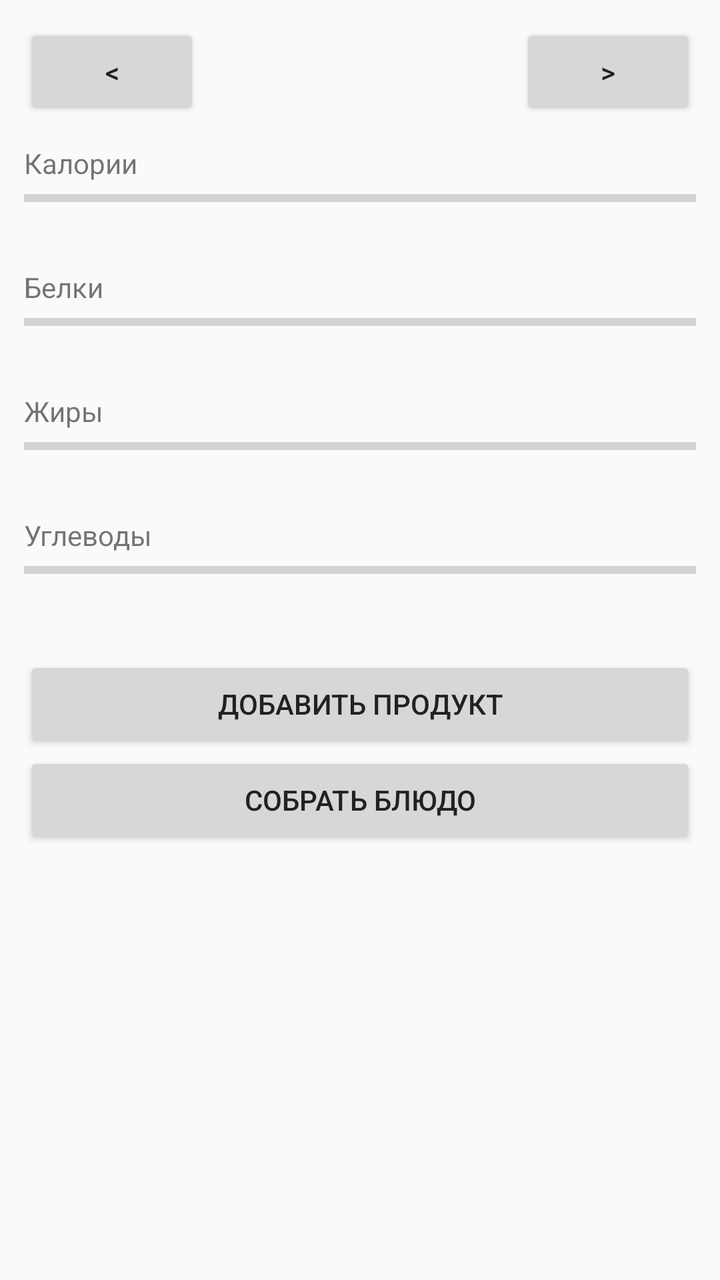
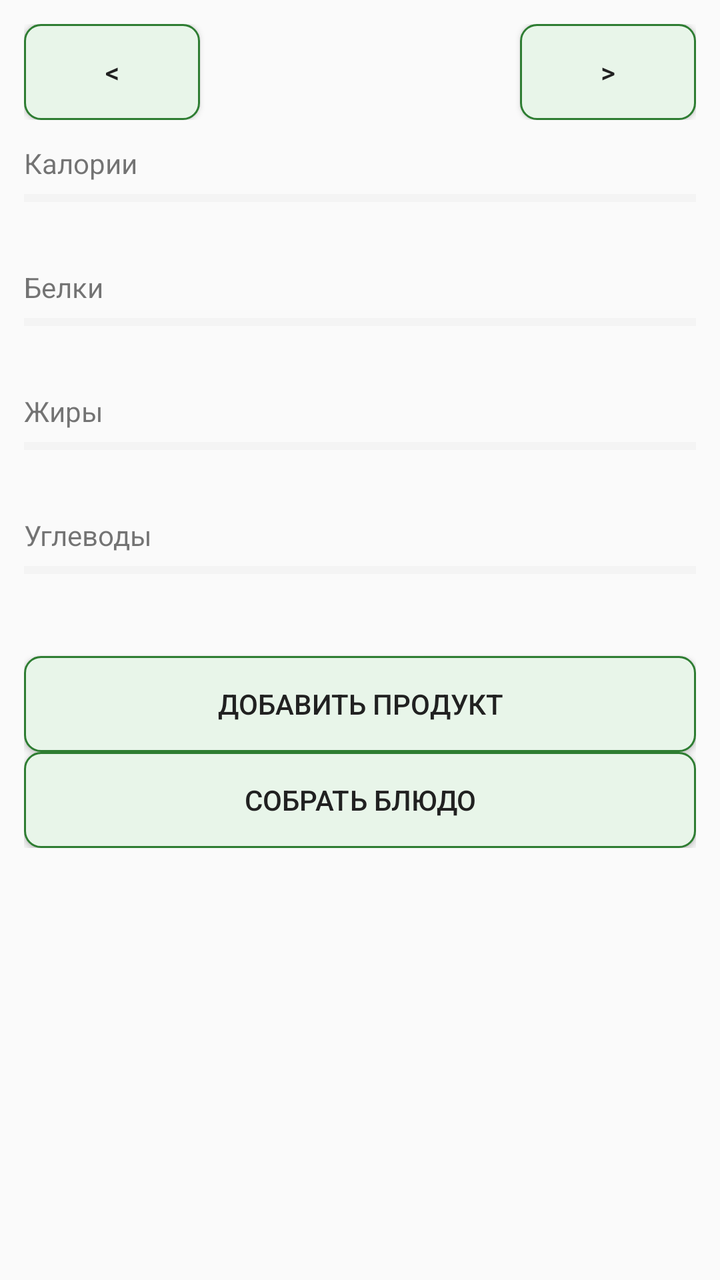

Two renders of the same Android screen: before a commit and after it. Below are the layout's source before the change and the commit's diff.
<!-- AndroidManifest.xml: application theme AppTheme.Light -->
<!-- res/layout/fragment_day.xml -->
<?xml version="1.0" encoding="utf-8"?>
<ScrollView xmlns:android="http://schemas.android.com/apk/res/android"
    android:layout_width="match_parent"
    android:layout_height="match_parent">

    <LinearLayout
        android:layout_width="match_parent"
        android:layout_height="wrap_content"
        android:orientation="vertical"
        android:padding="12dp">

        <LinearLayout
            android:layout_width="match_parent"
            android:layout_height="wrap_content"
            android:orientation="horizontal"
            android:gravity="center_vertical">

            <Button
                android:id="@+id/prevWeek"
                android:layout_width="wrap_content"
                android:layout_height="wrap_content"
                android:text="@string/prev_week" />

            <TextView
                android:id="@+id/monthLabel"
                android:layout_width="0dp"
                android:layout_weight="1"
                android:layout_height="wrap_content"
                android:gravity="center"
                android:textSize="18sp"
                android:textStyle="bold" />

            <Button
                android:id="@+id/nextWeek"
                android:layout_width="wrap_content"
                android:layout_height="wrap_content"
                android:text="@string/next_week" />
        </LinearLayout>

        <LinearLayout
            android:id="@+id/dayStrip"
            android:layout_width="match_parent"
            android:layout_height="wrap_content"
            android:orientation="horizontal" />

        <TextView
            android:id="@+id/kcalLabel"
            android:layout_width="match_parent"
            android:layout_height="wrap_content"
            android:layout_marginTop="12dp"
            android:text="@string/kcal" />

        <ProgressBar
            android:id="@+id/kcalBar"
            style="?android:attr/progressBarStyleHorizontal"
            android:layout_width="match_parent"
            android:layout_height="wrap_content"
            android:max="100" />

        <TextView
            android:id="@+id/kcalValue"
            android:layout_width="match_parent"
            android:layout_height="wrap_content"
            android:gravity="end" />

        <TextView
            android:id="@+id/proteinLabel"
            android:layout_width="match_parent"
            android:layout_height="wrap_content"
            android:layout_marginTop="8dp"
            android:text="@string/protein" />

        <ProgressBar
            android:id="@+id/proteinBar"
            style="?android:attr/progressBarStyleHorizontal"
            android:layout_width="match_parent"
            android:layout_height="wrap_content"
            android:max="100" />

        <TextView
            android:id="@+id/proteinValue"
            android:layout_width="match_parent"
            android:layout_height="wrap_content"
            android:gravity="end" />

        <TextView
            android:id="@+id/fatLabel"
            android:layout_width="match_parent"
            android:layout_height="wrap_content"
            android:layout_marginTop="8dp"
            android:text="@string/fat" />

        <ProgressBar
            android:id="@+id/fatBar"
            style="?android:attr/progressBarStyleHorizontal"
            android:layout_width="match_parent"
            android:layout_height="wrap_content"
            android:max="100" />

        <TextView
            android:id="@+id/fatValue"
            android:layout_width="match_parent"
            android:layout_height="wrap_content"
            android:gravity="end" />

        <TextView
            android:id="@+id/carbsLabel"
            android:layout_width="match_parent"
            android:layout_height="wrap_content"
            android:layout_marginTop="8dp"
            android:text="@string/carbs" />

        <ProgressBar
            android:id="@+id/carbsBar"
            style="?android:attr/progressBarStyleHorizontal"
            android:layout_width="match_parent"
            android:layout_height="wrap_content"
            android:max="100" />

        <TextView
            android:id="@+id/carbsValue"
            android:layout_width="match_parent"
            android:layout_height="wrap_content"
            android:gravity="end" />

        <Button
            android:id="@+id/addEntryButton"
            android:layout_width="match_parent"
            android:layout_height="wrap_content"
            android:layout_marginTop="16dp"
            android:text="@string/add_product" />

        <Button
            android:id="@+id/addDishButton"
            android:layout_width="match_parent"
            android:layout_height="wrap_content"
            android:text="@string/build_dish" />

        <LinearLayout
            android:id="@+id/entryList"
            android:layout_width="match_parent"
            android:layout_height="wrap_content"
            android:orientation="vertical" />

    </LinearLayout>

</ScrollView>
<!-- resources referenced by this layout -->
<resources>
  <string name="add_product">Добавить продукт</string>
  <string name="build_dish">Собрать блюдо</string>
  <string name="carbs">Углеводы</string>
  <string name="fat">Жиры</string>
  <string name="kcal">Калории</string>
  <string name="next_week">&gt;</string>
  <string name="prev_week">&lt;</string>
  <string name="protein">Белки</string>
  <style name="AppTheme.Light" parent="@android:style/Theme.Material.Light">
          <item name="android:windowBackground">@color/light_bg</item>
          <item name="android:textColorPrimary">@color/light_text</item>
          <item name="android:textColorSecondary">@color/light_secondary</item>
          <item name="android:colorAccent">@color/accent_light</item>
      </style>
  <color name="light_bg">#FAFAFA</color>
  <color name="light_text">#212121</color>
  <color name="light_secondary">#616161</color>
  <color name="accent_light">#2E7D32</color>
</resources>

<!-- the commit's change to res/layout/fragment_day.xml (unified diff, before → after) -->
@@ -1,4 +1,4 @@
-<?xml version="1.0" encoding="utf-8"?>
+﻿<?xml version="1.0" encoding="utf-8"?>
 <ScrollView xmlns:android="http://schemas.android.com/apk/res/android"
     android:layout_width="match_parent"
     android:layout_height="match_parent">
@@ -15,7 +15,7 @@
             android:orientation="horizontal"
             android:gravity="center_vertical">
 
-            <Button
+            <Button style="@style/AppButton"
                 android:id="@+id/prevWeek"
                 android:layout_width="wrap_content"
                 android:layout_height="wrap_content"
@@ -30,7 +30,7 @@
                 android:textSize="18sp"
                 android:textStyle="bold" />
 
-            <Button
+            <Button style="@style/AppButton"
                 android:id="@+id/nextWeek"
                 android:layout_width="wrap_content"
                 android:layout_height="wrap_content"
@@ -51,7 +51,7 @@
             android:text="@string/kcal" />
 
         <ProgressBar
-            android:id="@+id/kcalBar"
+            android:id="@+id/kcalBar" android:progressTint="?attr/progressKcal" android:progressBackgroundTint="?attr/progressTrack"
             style="?android:attr/progressBarStyleHorizontal"
             android:layout_width="match_parent"
             android:layout_height="wrap_content"
@@ -71,7 +71,7 @@
             android:text="@string/protein" />
 
         <ProgressBar
-            android:id="@+id/proteinBar"
+            android:id="@+id/proteinBar" android:progressTint="?attr/progressProtein" android:progressBackgroundTint="?attr/progressTrack"
             style="?android:attr/progressBarStyleHorizontal"
             android:layout_width="match_parent"
             android:layout_height="wrap_content"
@@ -91,7 +91,7 @@
             android:text="@string/fat" />
 
         <ProgressBar
-            android:id="@+id/fatBar"
+            android:id="@+id/fatBar" android:progressTint="?attr/progressFat" android:progressBackgroundTint="?attr/progressTrack"
             style="?android:attr/progressBarStyleHorizontal"
             android:layout_width="match_parent"
             android:layout_height="wrap_content"
@@ -111,7 +111,7 @@
             android:text="@string/carbs" />
 
         <ProgressBar
-            android:id="@+id/carbsBar"
+            android:id="@+id/carbsBar" android:progressTint="?attr/progressCarbs" android:progressBackgroundTint="?attr/progressTrack"
             style="?android:attr/progressBarStyleHorizontal"
             android:layout_width="match_parent"
             android:layout_height="wrap_content"
@@ -123,14 +123,14 @@
             android:layout_height="wrap_content"
             android:gravity="end" />
 
-        <Button
+        <Button style="@style/AppButton"
             android:id="@+id/addEntryButton"
             android:layout_width="match_parent"
             android:layout_height="wrap_content"
             android:layout_marginTop="16dp"
             android:text="@string/add_product" />
 
-        <Button
+        <Button style="@style/AppButton"
             android:id="@+id/addDishButton"
             android:layout_width="match_parent"
             android:layout_height="wrap_content"
<!-- resource entries referenced after the edit -->
@@ -8,15 +8,43 @@
   <string name="next_week">&gt;</string>
   <string name="prev_week">&lt;</string>
   <string name="protein">Белки</string>
+  <style name="AppButton" parent="@android:style/Widget.Material.Button">
+          <item name="android:background">?attr/buttonBg</item>
+          <item name="android:textColor">?android:attr/textColorPrimary</item>
+          <item name="android:minHeight">48dp</item>
+          <item name="android:textSize">14sp</item>
+          <item name="android:paddingStart">12dp</item>
+          <item name="android:paddingEnd">12dp</item>
+      </style>
   <style name="AppTheme.Light" parent="@android:style/Theme.Material.Light">
           <item name="android:windowBackground">@color/light_bg</item>
           <item name="android:textColorPrimary">@color/light_text</item>
           <item name="android:textColorSecondary">@color/light_secondary</item>
           <item name="android:colorAccent">@color/accent_light</item>
+          <item name="buttonBg">@drawable/rounded_button_light</item>
+          <item name="progressTrack">@color/track_light</item>
+          <item name="progressKcal">@color/kcal_color</item>
+          <item name="progressProtein">@color/protein_color</item>
+          <item name="progressFat">@color/fat_color</item>
+          <item name="progressCarbs">@color/carbs_color</item>
       </style>
   <color name="light_bg">#FAFAFA</color>
   <color name="light_text">#212121</color>
   <color name="light_secondary">#616161</color>
   <color name="accent_light">#2E7D32</color>
+  <!-- drawable rounded_button_light (drawable) -->
+  <?xml version="1.0" encoding="utf-8"?>
+  <shape xmlns:android="http://schemas.android.com/apk/res/android"
+      android:shape="rectangle">
+      <solid android:color="#E8F5E9" />
+      <stroke android:width="1dp" android:color="#2E7D32" />
+      <corners android:radius="8dp" />
+      <padding android:left="12dp" android:top="6dp" android:right="12dp" android:bottom="6dp" />
+  </shape>
+  <color name="track_light">#E0E0E0</color>
+  <color name="kcal_color">#EF6C00</color>
+  <color name="protein_color">#1976D2</color>
+  <color name="fat_color">#C2185B</color>
+  <color name="carbs_color">#7B1FA2</color>
 </resources>
 
